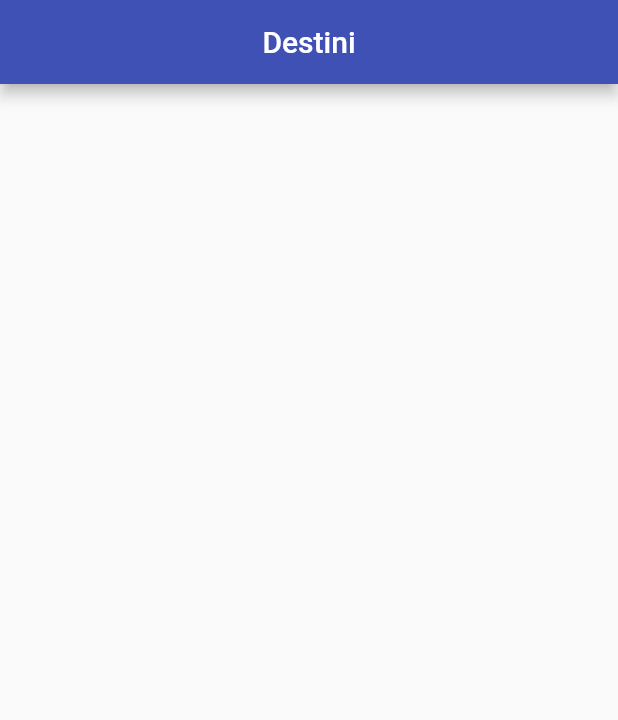
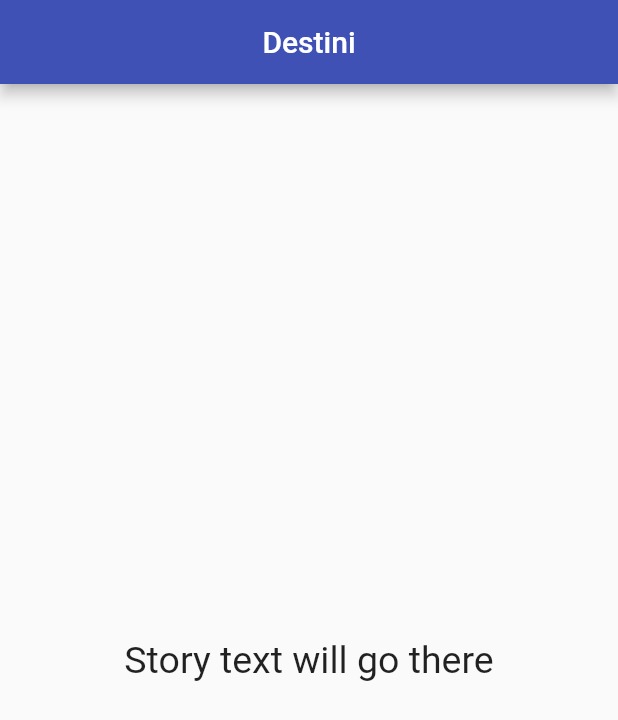
Before and after one commit to vijai-ks/Destini, a Flutter app: the screen it shows after launch, on a phone screen of 412 x 824 dp. Shown: the top 720 px of the screen. Run offline on Flutter 3.47's test engine with Material 2 defaults, Android fonts, the phone set to English and light mode, and no system bars.

Commit message:
feat: destini: Add story text container
Signed-off-by: vijai-ks <vijai.ksv@gmail.com>

```diff
--- a/lib/main.dart
+++ b/lib/main.dart
@@ -29,6 +29,28 @@ class _DestiniState extends State<Destini> {
           ),
         ),
       ),
+      body: SafeArea(
+        child: Container(
+          padding: const EdgeInsets.symmetric(vertical: 50.0, horizontal: 15.0),
+          constraints: const BoxConstraints.expand(),
+          child: const Column(
+            crossAxisAlignment: CrossAxisAlignment.stretch,
+            children: [
+              Expanded(
+                flex: 12,
+                child: Center(
+                  child: Text(
+                    'Story text will go there',
+                    style: TextStyle(
+                      fontSize: 25.0,
+                    ),
+                  ),
+                ),
+              )
+            ],
+          ),
+        ),
+      ),
     );
   }
 }
```
